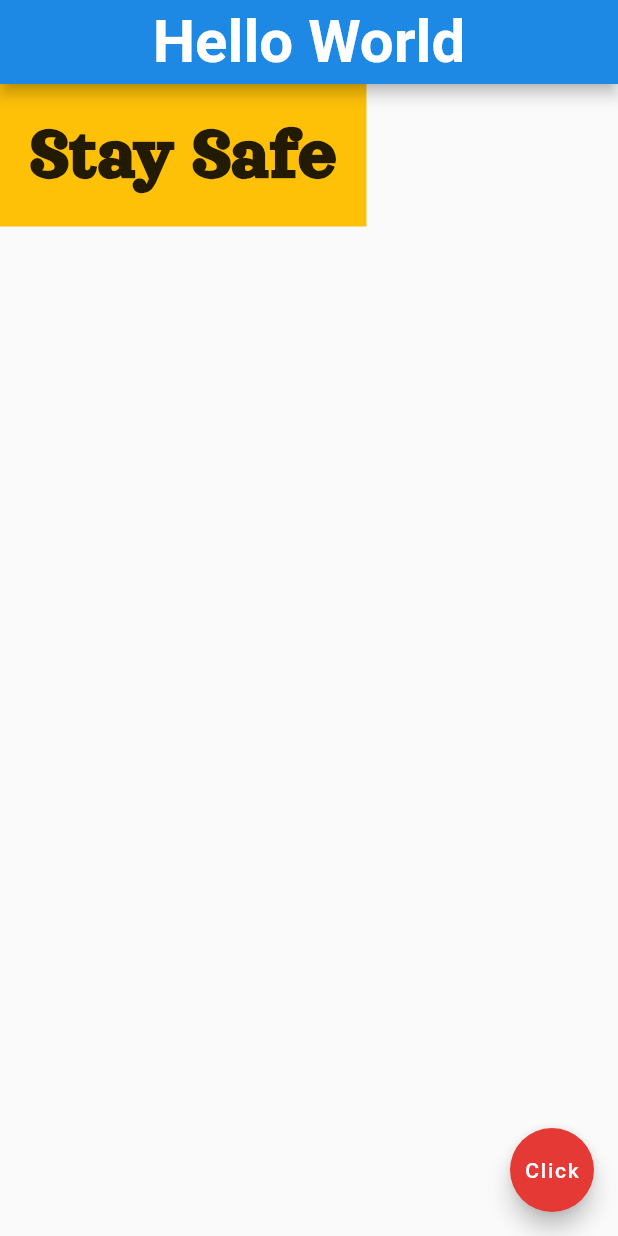
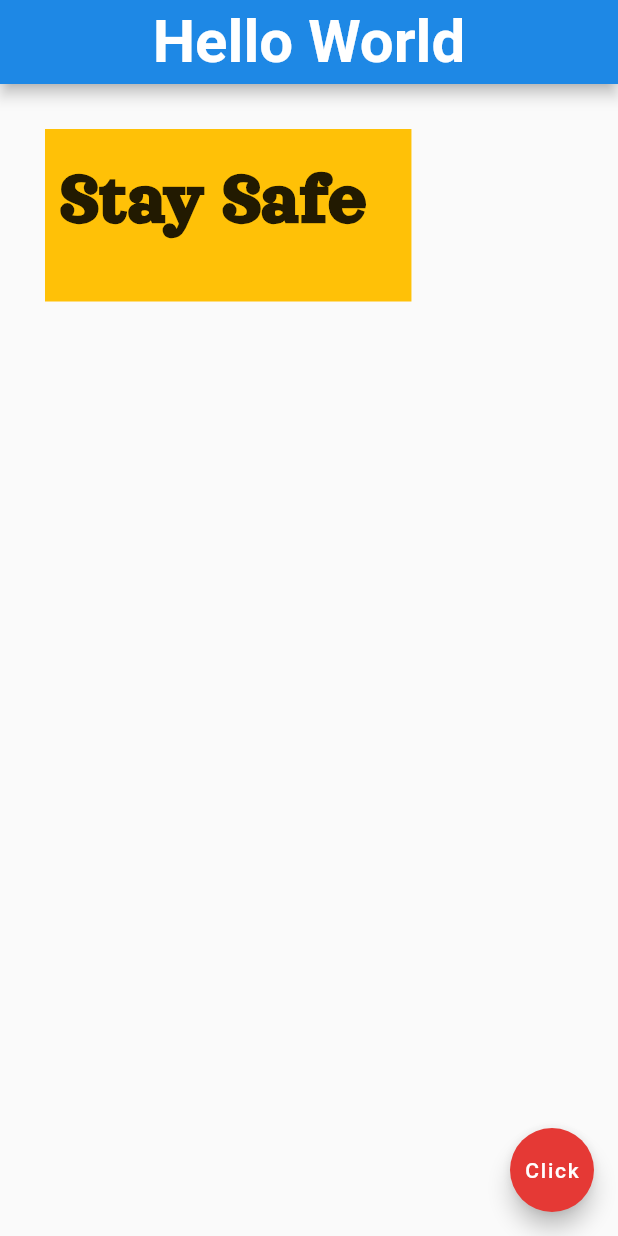
Before and after one commit to chittrakumari/my_first_flutter_project, a Flutter app: the screen it shows after launch, on a phone screen of 412 x 824 dp. Run offline on Flutter 3.47's test engine with Material 2 defaults, Android fonts, the phone set to English and light mode, and no system bars.

Commit message:
Containers, Padding and Margin

```diff
--- a/lib/main.dart
+++ b/lib/main.dart
@@ -29,7 +29,11 @@ class Home extends StatelessWidget {
 
         body:Container(
           //Padding is the inside in the container
-          padding: EdgeInsets.all(20.0),
+          padding: EdgeInsets.fromLTRB(10.0,20.0,30.0,40.0),
+
+          //Marging is outside the container.
+    margin: EdgeInsets.all(30.0),
+
           color: Colors.amber,
           child: Text('Stay Safe',
           style: TextStyle(
@@ -39,6 +43,9 @@ class Home extends StatelessWidget {
           )
           ),
         ),
+
+
+
 
 
         floatingActionButton: FloatingActionButton(
```
